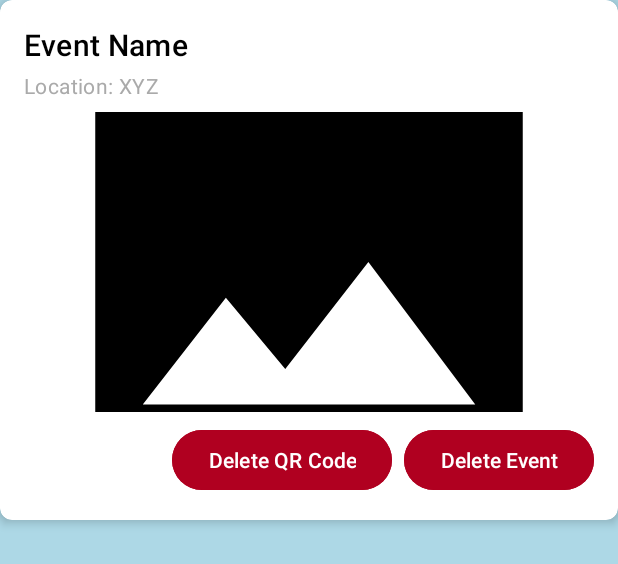
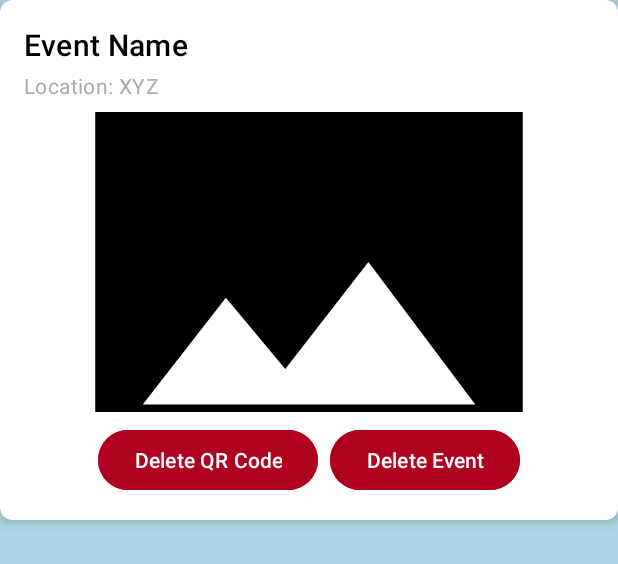
Before and after one commit to CMPUT301F24potato1/potato1-events, an Android app: the layout manage_event_item.xml on its own in the app's theme, with its tools: preview values and no code run, on a phone screen of 412 x 824 dp. Shown: the top 564 px of the screen. Run offline under Robolectric (Android 15) with nearby library versions, the phone set to English and light mode, and no system bars.

Commit message:
centered the buttons in the manage events page

```diff
--- a/app/src/main/res/layout/manage_event_item.xml
+++ b/app/src/main/res/layout/manage_event_item.xml
@@ -47,7 +47,7 @@
             android:layout_width="match_parent"
             android:layout_height="wrap_content"
             android:orientation="horizontal"
-            android:gravity="end"
+            android:gravity="center"
             android:layout_marginTop="8dp">
 
             <Button
```
